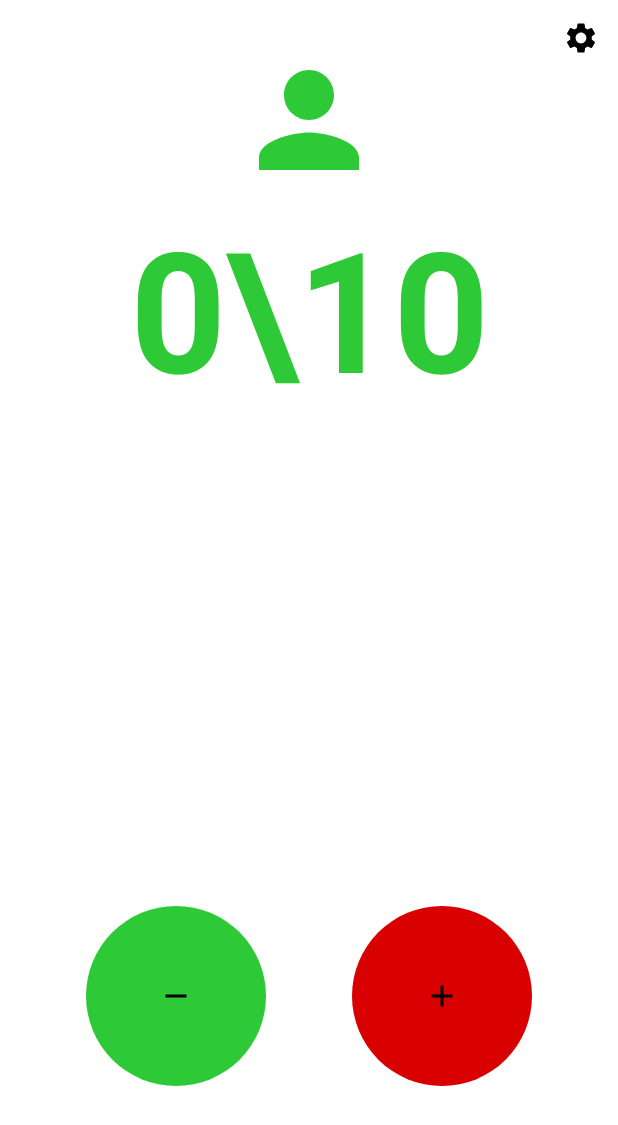
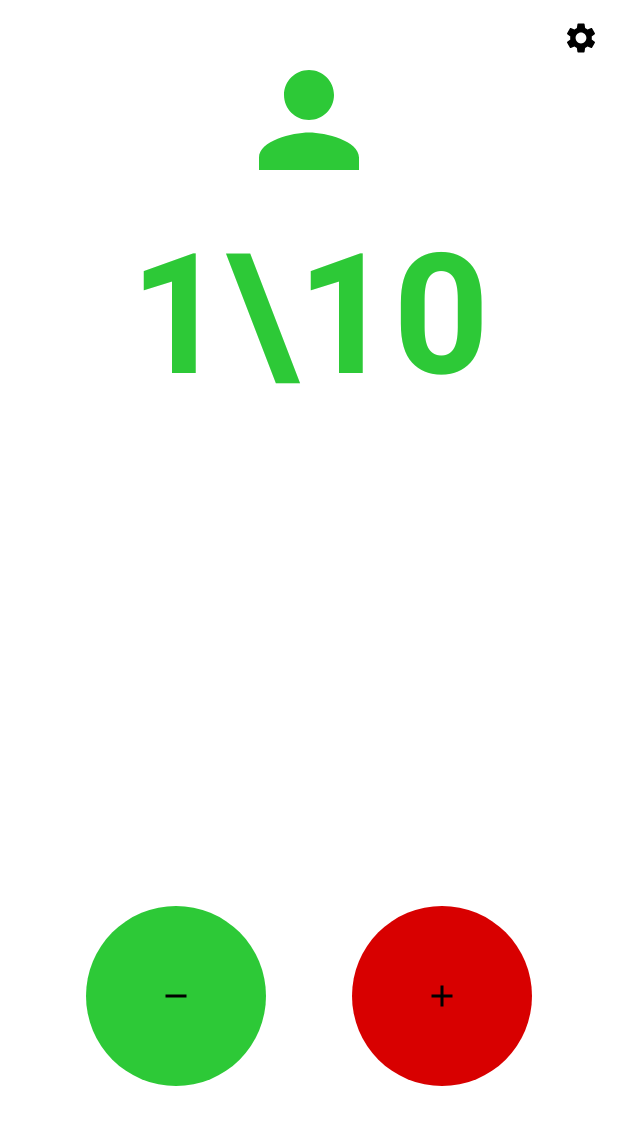
Before and after one commit to antonkesy/customer-counter-android, an Android app: the screen it shows after launch (MainActivity), after a tap on "add customer", on a phone screen of 412 x 824 dp. Shown: the top 1125 px of the screen. Run offline under Robolectric (Android 15) with nearby library versions, the phone set to English and light mode, and no system bars.

Commit message:
fix buttons

```diff
--- a/app/src/main/java/com/antonkesy/customercounter/application/MainActivity.kt
+++ b/app/src/main/java/com/antonkesy/customercounter/application/MainActivity.kt
@@ -70,7 +70,7 @@
     }
 
     private fun setupSubButton() {
-        ValueChangeButton(findViewById(R.id.addBtn)) {
+        ValueChangeButton(findViewById(R.id.subBtn)) {
             audioManager.playClickSound()
             vibrateClick()
             counter.decrement()
```
